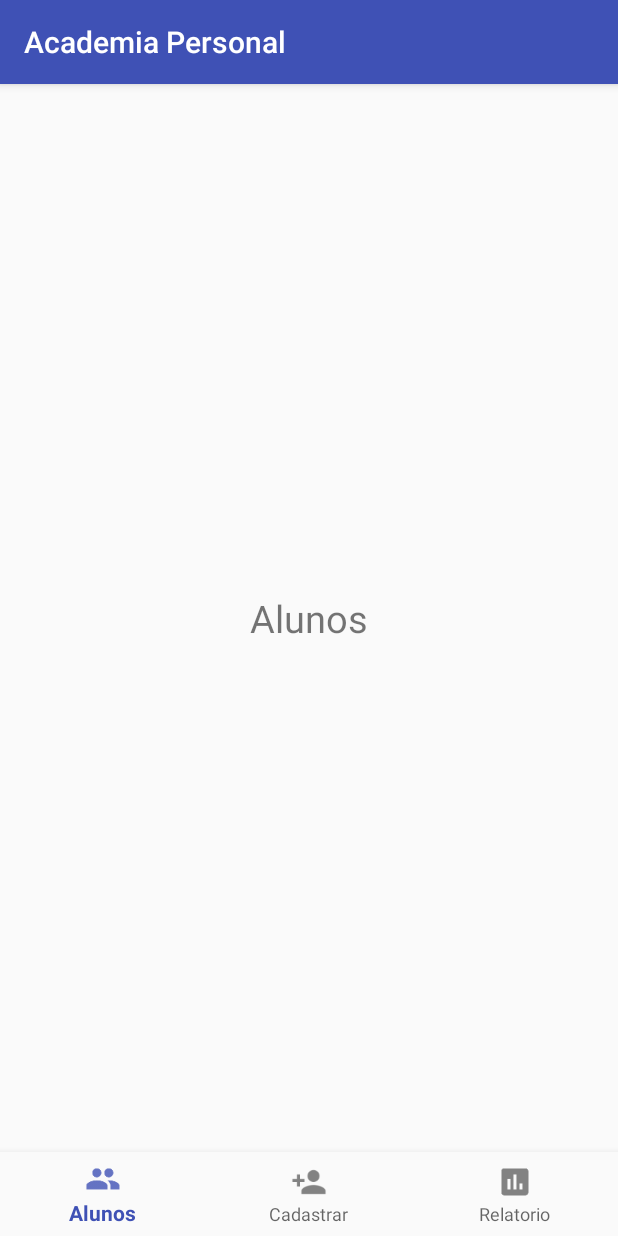
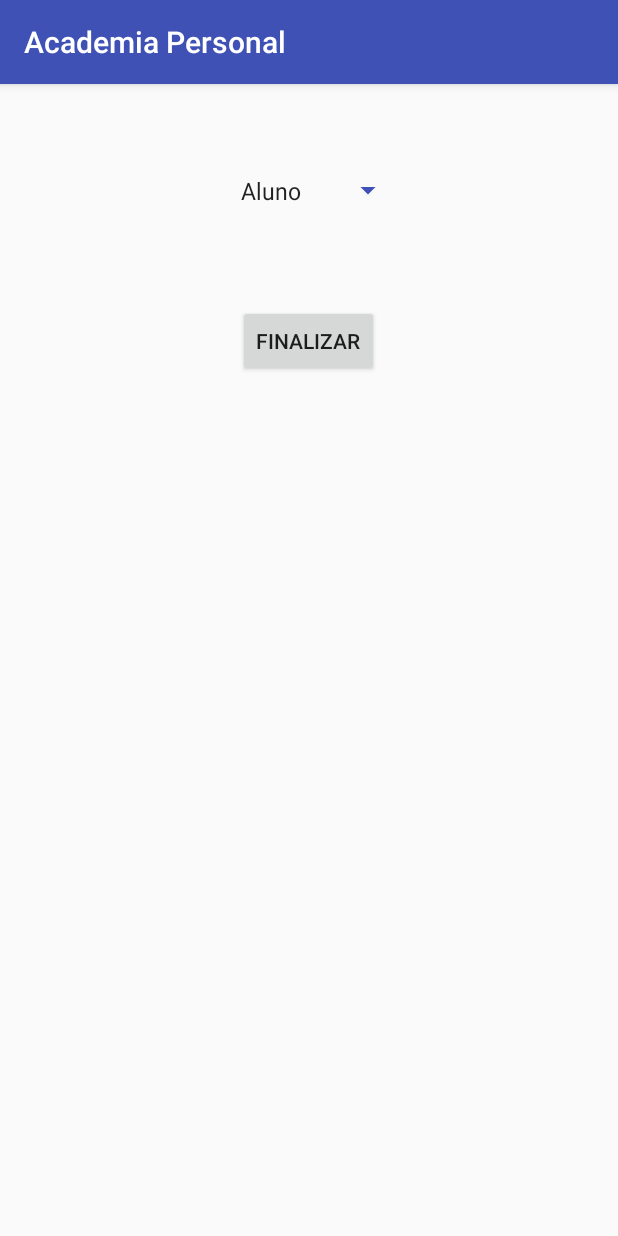
Before and after one commit to MarlonnCarvalhosa/Faculdade, an Android app: the screen it shows after launch (MainActivity before the commit, LoginActivity after it), on a phone screen of 412 x 824 dp. Run offline under Robolectric (Android 15) with nearby library versions, the phone set to English and light mode, and no system bars; our stand-ins replace Firebase (no records; nobody signed in at launch, a user with empty details on screens opened directly).

Commit message:
Adicionado Login com Google

```diff
--- a/AcademiaPersonal/app/build.gradle
+++ b/AcademiaPersonal/app/build.gradle
@@ -22,11 +22,14 @@ dependencies {
     implementation fileTree(dir: 'libs', include: ['*.jar'])
     implementation 'com.android.support:appcompat-v7:27.1.1'
     implementation 'com.android.support:design:27.1.1'
-    implementation 'com.android.support.constraint:constraint-layout:1.1.2'
+    implementation 'com.android.support.constraint:constraint-layout:1.1.3'
     implementation 'com.android.support:support-vector-drawable:27.1.1'
     //noinspection GradleDependency
     implementation 'com.google.firebase:firebase-core:16.0.1'
     implementation 'com.android.support:support-v4:27.1.1'
+    implementation 'com.google.firebase:firebase-auth:16.0.3'
+    implementation 'com.google.android.gms:play-services-auth:16.0.0'
+
     testImplementation 'junit:junit:4.12'
     androidTestImplementation 'com.android.support.test:runner:1.0.2'
     androidTestImplementation 'com.android.support.test.espresso:espresso-core:3.0.2'
--- a/AcademiaPersonal/app/src/main/AndroidManifest.xml
+++ b/AcademiaPersonal/app/src/main/AndroidManifest.xml
@@ -2,7 +2,7 @@
 <manifest xmlns:android="http://schemas.android.com/apk/res/android"
     package="com.example.marlonncarvalhosa.academiapersonal">
 
-    <uses-permission android:name="android.permission.INTERNET"/>
+    <uses-permission android:name="android.permission.INTERNET" />
 
     <application
         android:allowBackup="true"
@@ -12,7 +12,7 @@
         android:supportsRtl="true"
         android:theme="@style/AppTheme">
         <activity
-            android:name=".MainActivity"
+            android:name=".SplashScreenActivity"
             android:label="@string/app_name">
             <intent-filter>
                 <action android:name="android.intent.action.MAIN" />
@@ -20,6 +20,8 @@
                 <category android:name="android.intent.category.LAUNCHER" />
             </intent-filter>
         </activity>
+        <activity android:name=".MainActivity" />
+        <activity android:name=".LoginActivity"></activity>
     </application>
 
 </manifest>
--- /dev/null
+++ b/AcademiaPersonal/app/src/main/java/com/example/marlonncarvalhosa/academiapersonal/LoginActivity.java
@@ -0,0 +1,147 @@
+package com.example.marlonncarvalhosa.academiapersonal;
+
+import android.content.Intent;
+import android.support.annotation.NonNull;
+import android.support.design.widget.Snackbar;
+import android.support.v7.app.AppCompatActivity;
+import android.os.Bundle;
+import android.util.Log;
+import android.view.View;
+import android.widget.Button;
+import android.widget.TextView;
+import android.widget.Toast;
+
+import com.example.marlonncarvalhosa.academiapersonal.utils.FragmentoUtils;
+import com.google.android.gms.auth.api.signin.GoogleSignIn;
+import com.google.android.gms.auth.api.signin.GoogleSignInAccount;
+import com.google.android.gms.auth.api.signin.GoogleSignInClient;
+import com.google.android.gms.auth.api.signin.GoogleSignInOptions;
+import com.google.android.gms.common.api.ApiException;
+import com.google.android.gms.tasks.OnCompleteListener;
+import com.google.android.gms.tasks.Task;
+import com.google.firebase.auth.AuthCredential;
+import com.google.firebase.auth.AuthResult;
+import com.google.firebase.auth.FirebaseAuth;
+import com.google.firebase.auth.FirebaseUser;
+import com.google.firebase.auth.GoogleAuthProvider;
+
+public class LoginActivity extends AppCompatActivity {
+
+    private Button btnFinalizar;
+
+    private static final String TAG = "GoogleActivity";
+    private static final int RC_SIGN_IN = 9001;
+
+    private FirebaseAuth mAuth;
+
+    private GoogleSignInClient mGoogleSignInClient;
+    private TextView mStatusTextView;
+    private TextView mDetailTextView;
+
+
+    @Override
+    protected void onCreate(Bundle savedInstanceState) {
+        super.onCreate(savedInstanceState);
+        setContentView(R.layout.activity_login);
+
+        GoogleSignInOptions gso = new GoogleSignInOptions.Builder(GoogleSignInOptions.DEFAULT_SIGN_IN)
+                .requestIdToken(getString(R.string.default_web_client_id))
+                .requestEmail()
+                .build();
+
+        mGoogleSignInClient = GoogleSignIn.getClient(this, gso);
+
+        mAuth = FirebaseAuth.getInstance();
+
+        btnFinalizar = (Button) findViewById(R.id.btnFinalizar);
+        btnFinalizarSalvar();
+    }
+
+    private void btnFinalizarSalvar() {
+
+        btnFinalizar.setOnClickListener(new View.OnClickListener() {
+            @Override
+            public void onClick(View v) {
+
+                signIn();
+
+                Intent intent = new Intent(LoginActivity.this, MainActivity.class);
+                startActivity(intent);
+
+            }
+        });
+
+    }
+
+    @Override
+    public void onStart() {
+        super.onStart();
+        FirebaseUser currentUser = mAuth.getCurrentUser();
+    }
+
+    public void onActivityResult(int requestCode, int resultCode, Intent data) {
+        super.onActivityResult(requestCode, resultCode, data);
+
+        if (requestCode == RC_SIGN_IN) {
+            Task<GoogleSignInAccount> task = GoogleSignIn.getSignedInAccountFromIntent(data);
+            try {
+
+                GoogleSignInAccount account = task.getResult(ApiException.class);
+                firebaseAuthWithGoogle(account);
+            } catch (ApiException e) {
+
+                Log.w(TAG, "Google sign in failed", e);
+
+            }
+        }
+    }
+
+    private void firebaseAuthWithGoogle(GoogleSignInAccount acct) {
+        Log.d(TAG, "firebaseAuthWithGoogle:" + acct.getId());
+
+        AuthCredential credential = GoogleAuthProvider.getCredential(acct.getIdToken(), null);
+        mAuth.signInWithCredential(credential)
+                .addOnCompleteListener(this, new OnCompleteListener<AuthResult>() {
+                    @Override
+                    public void onComplete(@NonNull Task<AuthResult> task) {
+                        if (task.isSuccessful()) {
+                            Log.d(TAG, "signInWithCredential:success");
+                            FirebaseUser user = mAuth.getCurrentUser();
+                        } else {
+                            Log.w(TAG, "signInWithCredential:failure", task.getException());
+                        }
+
+                    }
+                });
+    }
+
+    private void signIn() {
+        Intent signInIntent = mGoogleSignInClient.getSignInIntent();
+        startActivityForResult(signInIntent, RC_SIGN_IN);
+    }
+
+    private void signOut() {
+        mAuth.signOut();
+
+        mGoogleSignInClient.signOut().addOnCompleteListener(this,
+                new OnCompleteListener<Void>() {
+                    @Override
+                    public void onComplete(@NonNull Task<Void> task) {
+                    }
+                });
+    }
+
+    private void revokeAccess() {
+        mAuth.signOut();
+
+        mGoogleSignInClient.revokeAccess().addOnCompleteListener(this,
+                new OnCompleteListener<Void>() {
+                    @Override
+                    public void onComplete(@NonNull Task<Void> task) {
+                    }
+                });
+
+    }
+
+
+}
--- /dev/null
+++ b/AcademiaPersonal/app/src/main/java/com/example/marlonncarvalhosa/academiapersonal/SplashScreenActivity.java
@@ -0,0 +1,27 @@
+package com.example.marlonncarvalhosa.academiapersonal;
+
+import android.content.Intent;
+import android.os.Handler;
+import android.support.v7.app.AppCompatActivity;
+import android.os.Bundle;
+
+public class SplashScreenActivity extends AppCompatActivity {
+
+    @Override
+    protected void onCreate(Bundle savedInstanceState) {
+        super.onCreate(savedInstanceState);
+        setContentView(R.layout.activity_splash_screen);
+
+        Handler handler = new Handler();
+        handler.postDelayed(r, 1500);
+    }
+
+    Runnable r = new Runnable() {
+        @Override
+        public void run() {
+            Intent intent = new Intent(SplashScreenActivity.this, LoginActivity.class);
+            startActivity(intent);
+            finish();
+        }
+    };
+}
--- /dev/null
+++ b/AcademiaPersonal/app/src/main/res/layout/activity_login.xml
@@ -0,0 +1,29 @@
+<?xml version="1.0" encoding="utf-8"?>
+<LinearLayout xmlns:android="http://schemas.android.com/apk/res/android"
+    xmlns:app="http://schemas.android.com/apk/res-auto"
+    xmlns:tools="http://schemas.android.com/tools"
+    android:layout_width="match_parent"
+    android:layout_height="match_parent"
+    android:orientation="vertical"
+    tools:context=".LoginActivity">
+
+    <Spinner
+        android:id="@+id/spinnerClasse"
+        android:layout_width="wrap_content"
+        android:layout_height="wrap_content"
+        android:layout_marginBottom="5dp"
+        android:backgroundTint="@color/colorPrimary"
+        android:entries="@array/spinnertipoLogin"
+        android:layout_marginTop="50dp"
+        android:padding="10dp"
+        android:layout_gravity="center"/>
+
+    <Button
+        android:id="@+id/btnFinalizar"
+        android:layout_width="wrap_content"
+        android:layout_height="wrap_content"
+        android:layout_gravity="center"
+        android:layout_marginTop="50dp"
+        android:text="Finalizar" />
+
+</LinearLayout>
--- a/AcademiaPersonal/app/src/main/res/values/strings.xml
+++ b/AcademiaPersonal/app/src/main/res/values/strings.xml
@@ -11,4 +11,10 @@
     <string name="relatorio">Relatorio</string>
     <string name="cadastrar">Cadastrar</string>
     <string name="alunos">Alunos</string>
+
+    <array name="spinnertipoLogin">
+        <item>Aluno</item>
+        <item>Personal</item>
+    </array>
+
 </resources>
```
Also changed, not shown: AcademiaPersonal/app/src/main/java/com/example/marlonncarvalhosa/academiapersonal/model/Avaliacao.java (added, +179 -0 lines), AcademiaPersonal/app/src/main/res/layout/activity_splash_screen.xml (added, +17 -0 lines), AcademiaPersonal/app/src/main/res/layout/spinner_designer.xml (added, +8 -0 lines), 1 other file.
